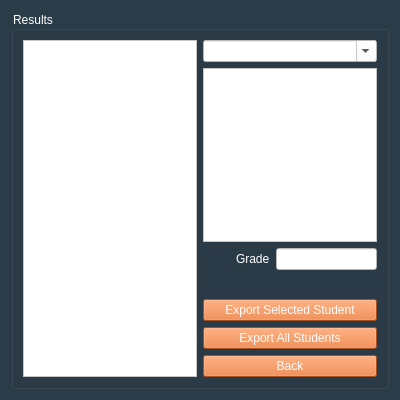
This is PeerPilot/viewquizresults/viewquizresults.ui in lsevcik/peerpilot as Qt 5 draws it before an edit. The edited form follows.
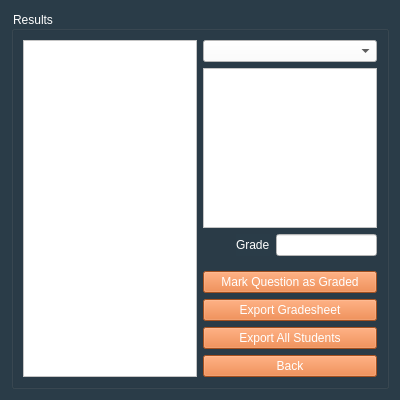
This is the edited form.

Commit message: Added graded questions

What changed in the file:
```diff
--- a/PeerPilot/viewquizresults/viewquizresults.ui
+++ b/PeerPilot/viewquizresults/viewquizresults.ui
@@ -52,12 +52,15 @@
 color: rgb(0, 0, 0);</string>
           </property>
           <property name="editable">
-           <bool>true</bool>
+           <bool>false</bool>
           </property>
          </widget>
         </item>
         <item>
          <widget class="QTextEdit" name="answerTextEdit">
+          <property name="enabled">
+           <bool>true</bool>
+          </property>
           <property name="styleSheet">
            <string notr="true">font: 12pt &quot;Calibri&quot;;
 background-color: rgb(255, 255, 255);
@@ -127,7 +130,20 @@
 font: 12pt &quot;Calibri&quot;;</string>
           </property>
           <property name="text">
-           <string>Export Selected Student</string>
+           <string>Mark Question as Graded</string>
+          </property>
+         </widget>
+        </item>
+        <item>
+         <widget class="QPushButton" name="exportGradesPushButton">
+          <property name="styleSheet">
+           <string notr="true">border-top-color: rgb(0, 85, 255);
+background-color: rgb(230, 112, 43);
+color: rgb(255, 255, 255);
+font: 12pt &quot;Calibri&quot;;</string>
+          </property>
+          <property name="text">
+           <string>Export Gradesheet</string>
           </property>
          </widget>
         </item>
```
Left out of the diff: 2 changed lines with no effect on the pictures. The commit also changes 2 other files.
